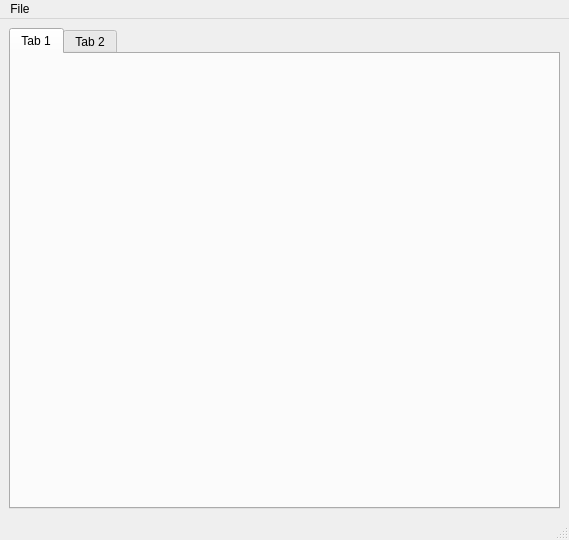
Qt form src/ui/ui_source/hirerachy_edtior.ui (SqrtMinusOne/ERMaket) before a commit.
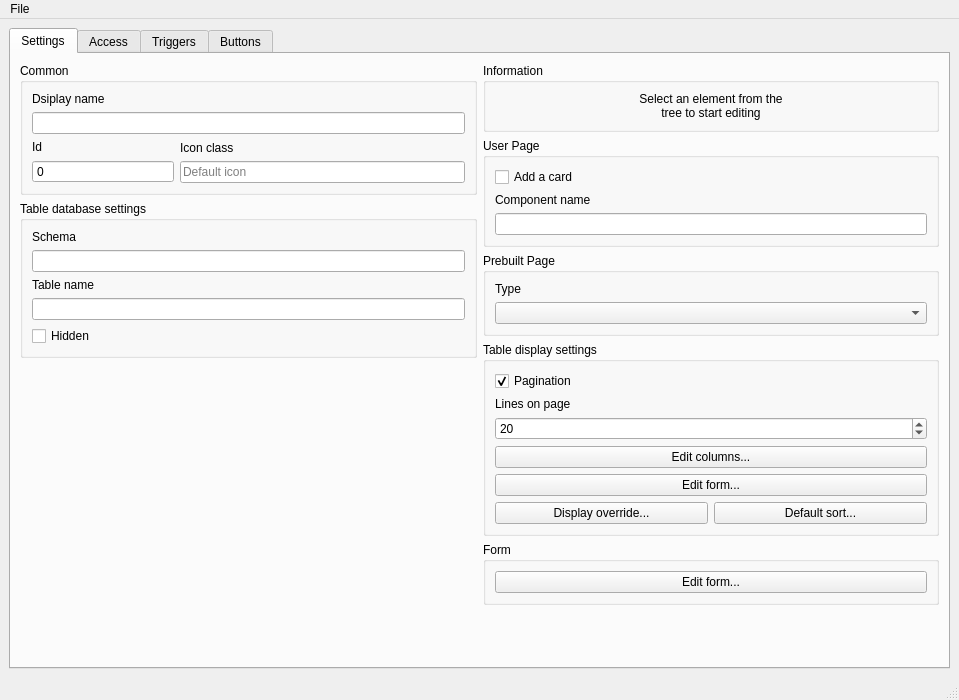
The same form after that commit. Icons and pictures are not drawn.

Commit message: Edit for all primitives of Hierarchy XML

What changed in the file:
```diff
--- a/src/ui/ui_source/hirerachy_edtior.ui
+++ b/src/ui/ui_source/hirerachy_edtior.ui
@@ -6,25 +6,339 @@
    <rect>
     <x>0</x>
     <y>0</y>
-    <width>569</width>
-    <height>540</height>
+    <width>959</width>
+    <height>700</height>
    </rect>
   </property>
   <property name="windowTitle">
    <string>MainWindow</string>
   </property>
   <widget class="QWidget" name="centralwidget">
-   <layout class="QHBoxLayout" name="horizontalLayout" stretch="3">
+   <layout class="QHBoxLayout" name="horizontalLayout" stretch="0">
     <item>
      <widget class="QTabWidget" name="main_tab_widget">
-      <widget class="QWidget" name="tab">
+      <property name="currentIndex">
+       <number>0</number>
+      </property>
+      <widget class="QWidget" name="tab_settings">
        <attribute name="title">
-        <string>Tab 1</string>
+        <string>Settings</string>
        </attribute>
+       <layout class="QHBoxLayout" name="horizontalLayout_4" stretch="1,1">
+        <item>
+         <layout class="QVBoxLayout" name="verticalLayout_10">
+          <item>
+           <widget class="QGroupBox" name="common_group_box">
+            <property name="title">
+             <string>Common</string>
+            </property>
+            <layout class="QVBoxLayout" name="verticalLayout_3">
+             <item>
+              <widget class="QLabel" name="label_3">
+               <property name="text">
+                <string>Dsiplay name</string>
+               </property>
+              </widget>
+             </item>
+             <item>
+              <widget class="QLineEdit" name="display_name_edit"/>
+             </item>
+             <item>
+              <layout class="QHBoxLayout" name="horizontalLayout_2" stretch="1,2">
+               <item>
+                <layout class="QVBoxLayout" name="verticalLayout">
+                 <item>
+                  <widget class="QLabel" name="label">
+                   <property name="text">
+                    <string>Id</string>
+                   </property>
+                  </widget>
+                 </item>
+                 <item>
+                  <widget class="QSpinBox" name="id_spin_box">
+                   <property name="enabled">
+                    <bool>true</bool>
+                   </property>
+                   <property name="readOnly">
+                    <bool>true</bool>
+                   </property>
+                   <property name="buttonSymbols">
+                    <enum>QAbstractSpinBox::NoButtons</enum>
+                   </property>
+                  </widget>
+                 </item>
+                </layout>
+               </item>
+               <item>
+                <layout class="QVBoxLayout" name="verticalLayout_2">
+                 <item>
+                  <widget class="QLabel" name="label_2">
+                   <property name="text">
+                    <string>Icon class</string>
+                   </property>
+                  </widget>
+                 </item>
+                 <item>
+                  <widget class="QLineEdit" name="icon_edit">
+                   <property name="placeholderText">
+                    <string>Default icon</string>
+                   </property>
+                  </widget>
+                 </item>
+                </layout>
+               </item>
+              </layout>
+             </item>
+            </layout>
+           </widget>
+          </item>
+          <item>
+           <widget class="QGroupBox" name="table_db_box">
+            <property name="title">
+             <string>Table database settings</string>
+            </property>
+            <layout class="QVBoxLayout" name="verticalLayout_6">
+             <item>
+              <widget class="QLabel" name="label_7">
+               <property name="text">
+                <string>Schema</string>
+               </property>
+              </widget>
+             </item>
+             <item>
+              <widget class="QLineEdit" name="schema_edit"/>
+             </item>
+             <item>
+              <widget class="QLabel" name="label_8">
+               <property name="text">
+                <string>Table name</string>
+               </property>
+              </widget>
+             </item>
+             <item>
+              <widget class="QLineEdit" name="tablename_edit"/>
+             </item>
+             <item>
+              <widget class="QCheckBox" name="hidden_checkbox">
+               <property name="text">
+                <string>Hidden</string>
+               </property>
+              </widget>
+             </item>
+            </layout>
+           </widget>
+          </item>
+          <item>
+           <spacer name="verticalSpacer_2">
+            <property name="orientation">
+             <enum>Qt::Vertical</enum>
+            </property>
+            <property name="sizeHint" stdset="0">
+             <size>
+              <width>20</width>
+              <height>40</height>
+             </size>
+            </property>
+           </spacer>
+          </item>
+         </layout>
+        </item>
+        <item>
+         <layout class="QVBoxLayout" name="verticalLayout_8">
+          <item>
+           <widget class="QGroupBox" name="nothing_box">
+            <property name="title">
+             <string>Information</string>
+            </property>
+            <layout class="QVBoxLayout" name="verticalLayout_11">
+             <item>
+              <widget class="QLabel" name="label_9">
+               <property name="text">
+                <string>&lt;html&gt;&lt;head/&gt;&lt;body&gt;&lt;p align=&quot;center&quot;&gt;Select an element from the&lt;br/&gt;tree to start editing&lt;/p&gt;&lt;/body&gt;&lt;/html&gt;</string>
+               </property>
+              </widget>
+             </item>
+            </layout>
+           </widget>
+          </item>
+          <item>
+           <widget class="QGroupBox" name="page_group_box">
+            <property name="enabled">
+             <bool>true</bool>
+            </property>
+            <property name="title">
+             <string>User Page</string>
+            </property>
+            <layout class="QVBoxLayout" name="verticalLayout_4">
+             <item>
+              <widget class="QCheckBox" name="add_card_checkbox">
+               <property name="text">
+                <string>Add a card</string>
+               </property>
+              </widget>
+             </item>
+             <item>
+              <widget class="QLabel" name="label_4">
+               <property name="text">
+                <string>Component name</string>
+               </property>
+              </widget>
+             </item>
+             <item>
+              <widget class="QLineEdit" name="page_name_edit"/>
+             </item>
+            </layout>
+           </widget>
+          </item>
+          <item>
+           <widget class="QGroupBox" name="prebuilt_page_box">
+            <property name="title">
+             <string>Prebuilt Page</string>
+            </property>
+            <layout class="QVBoxLayout" name="verticalLayout_5">
+             <item>
+              <widget class="QLabel" name="label_5">
+               <property name="text">
+                <string>Type</string>
+               </property>
+              </widget>
+             </item>
+             <item>
+              <widget class="QComboBox" name="page_type_combobox"/>
+             </item>
+            </layout>
+           </widget>
+          </item>
+          <item>
+           <widget class="QGroupBox" name="table_display_box">
+            <property name="title">
+             <string>Table display settings</string>
+            </property>
+            <layout class="QVBoxLayout" name="verticalLayout_7">
+             <item>
+              <widget class="QCheckBox" name="pagination_checkbox">
+               <property name="text">
+                <string>Pagination</string>
+               </property>
+               <property name="checked">
+                <bool>true</bool>
+               </property>
+              </widget>
+             </item>
+             <item>
+              <widget class="QLabel" name="label_6">
+               <property name="text">
+                <string>Lines on page</string>
+               </property>
+              </widget>
+             </item>
+             <item>
+              <widget class="QSpinBox" name="lines_on_page_spinbox">
+               <property name="minimum">
+                <number>1</number>
+               </property>
+               <property name="maximum">
+                <number>1000</number>
+               </property>
+               <property name="value">
+                <number>20</number>
+               </property>
+              </widget>
+             </item>
+             <item>
+              <widget class="QPushButton" name="columns_button">
+               <property name="text">
+                <string>Edit columns...</string>
+               </property>
+              </widget>
+             </item>
+             <item>
+              <widget class="QPushButton" name="edit_table_form_button">
+               <property name="text">
+                <string>Edit form...</string>
+               </property>
+              </widget>
+             </item>
+             <item>
+              <layout class="QHBoxLayout" name="horizontalLayout_3">
+               <item>
+                <widget class="QPushButton" name="display_button">
+                 <property name="text">
+                  <string>Display override...</string>
+                 </property>
+                </widget>
+               </item>
+               <item>
+                <widget class="QPushButton" name="default_sort_button">
+                 <property name="text">
+                  <string>Default sort...</string>
+                 </property>
+                </widget>
+               </item>
+              </layout>
+             </item>
+            </layout>
+           </widget>
+          </item>
+          <item>
+           <widget class="QGroupBox" name="form_box">
+            <property name="title">
+             <string>Form</string>
+            </property>
+            <layout class="QVBoxLayout" name="verticalLayout_9">
+             <item>
+              <widget class="QPushButton" name="edit_form_button">
+               <property name="text">
+                <string>Edit form...</string>
+               </property>
+              </widget>
+             </item>
+            </layout>
+           </widget>
+          </item>
+          <item>
+           <spacer name="verticalSpacer">
+            <property name="orientation">
+             <enum>Qt::Vertical</enum>
+            </property>
+            <property name="sizeHint" stdset="0">
+             <size>
+              <width>20</width>
+              <height>40</height>
+             </size>
+            </property>
+           </spacer>
+          </item>
+         </layout>
+        </item>
+       </layout>
       </widget>
       <widget class="QWidget" name="tab_2">
        <attribute name="title">
-        <string>Tab 2</string>
+        <string>Access</string>
+       </attribute>
+       <widget class="QCheckBox" name="inherit_check_box">
+        <property name="geometry">
+         <rect>
+          <x>10</x>
+          <y>10</y>
+          <width>141</width>
+          <height>22</height>
+         </rect>
+        </property>
+        <property name="text">
+         <string>Inherit rights</string>
+        </property>
+       </widget>
+      </widget>
+      <widget class="QWidget" name="tab_scripts">
+       <attribute name="title">
+        <string>Triggers</string>
+       </attribute>
+      </widget>
+      <widget class="QWidget" name="tab_buttons">
+       <attribute name="title">
+        <string>Buttons</string>
        </attribute>
       </widget>
      </widget>
@@ -36,7 +350,7 @@
     <rect>
      <x>0</x>
      <y>0</y>
-     <width>569</width>
+     <width>959</width>
      <height>21</height>
     </rect>
    </property>
```
Left out of the diff: 21 changed lines with no effect on the pictures. The commit also changes 2 other files.
